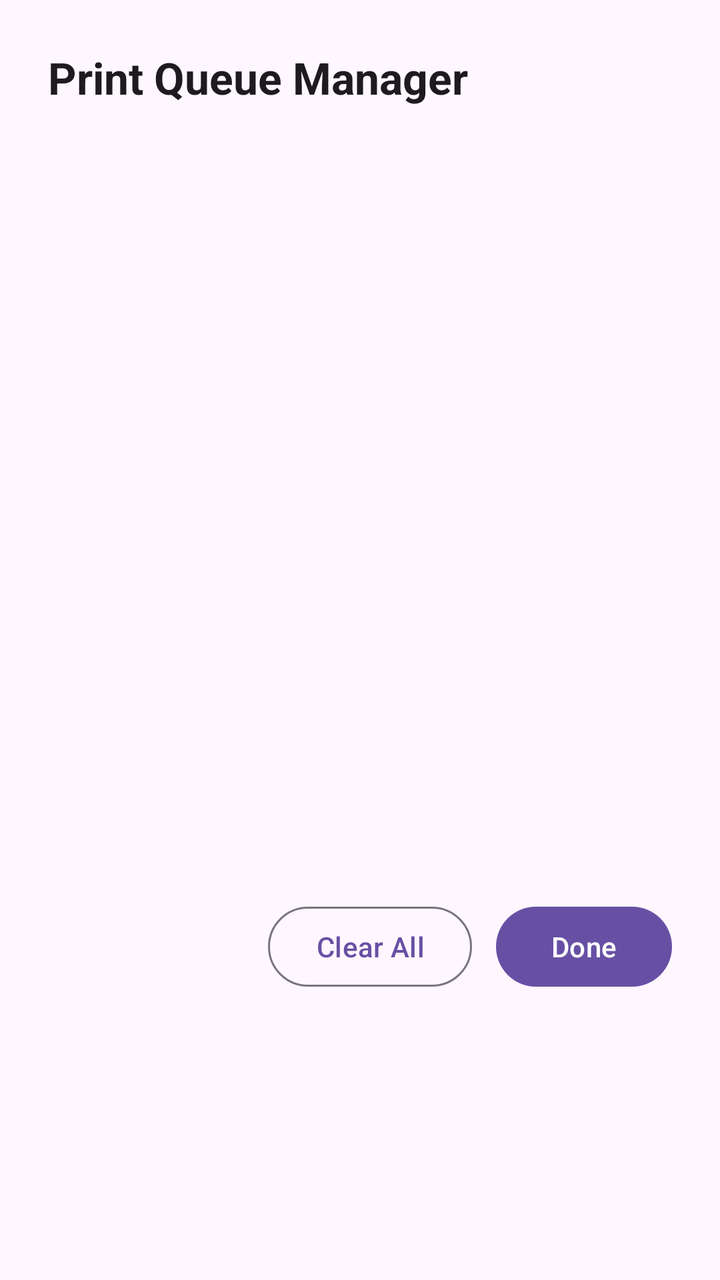
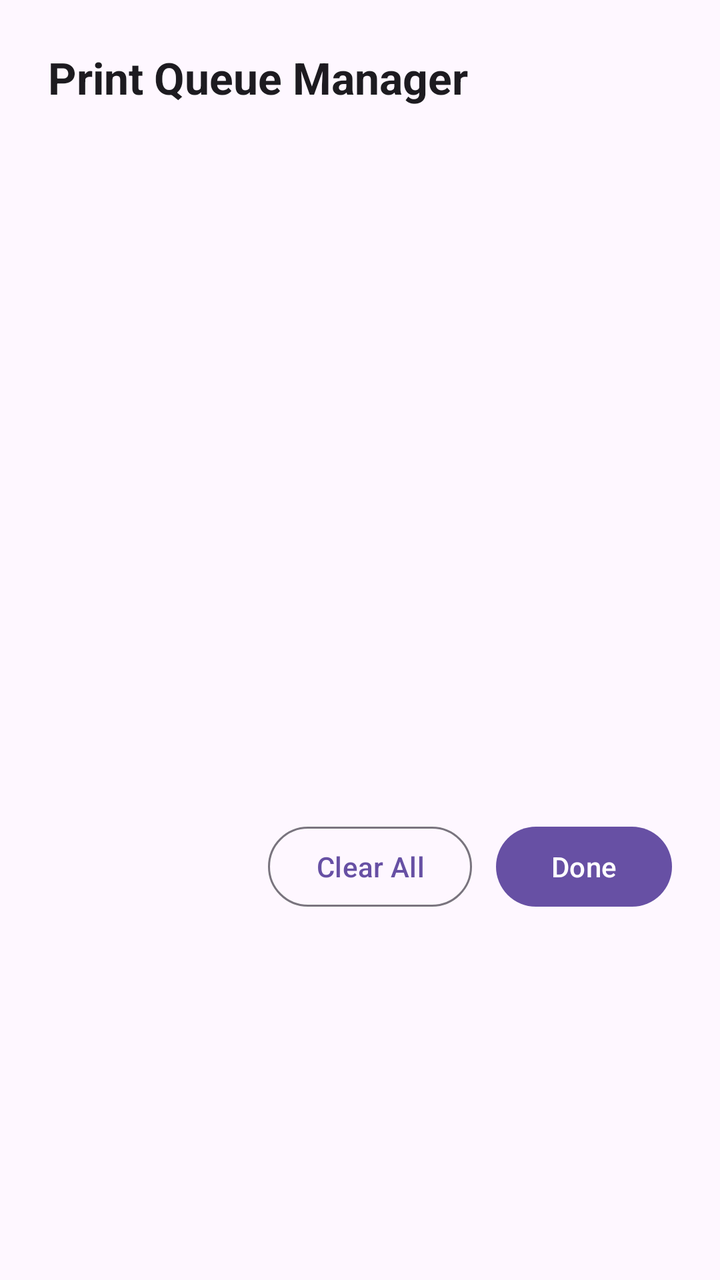

Screens rendered from an Android XML layout before and after an edit, with the pre-edit source and the edit as a unified diff.
<!-- AndroidManifest.xml: application theme Theme.RolloPrint -->
<!-- res/layout/dialog_queue_manager.xml -->
<?xml version="1.0" encoding="utf-8"?>
<LinearLayout xmlns:android="http://schemas.android.com/apk/res/android"
    android:layout_width="match_parent"
    android:layout_height="wrap_content"
    android:orientation="vertical"
    android:padding="24dp"
    android:background="?attr/colorSurface">

    <TextView
        android:layout_width="wrap_content"
        android:layout_height="wrap_content"
        android:text="Print Queue Manager"
        android:textAppearance="?attr/textAppearanceTitleLarge"
        android:textColor="?attr/colorOnSurface"
        android:textStyle="bold"
        android:layout_marginBottom="16dp" />

    <androidx.recyclerview.widget.RecyclerView
        android:id="@+id/rvQueueJobs"
        android:layout_width="match_parent"
        android:layout_height="360dp"
        android:scrollbars="vertical"
        android:clipToPadding="false"
        android:paddingVertical="4dp" />

    <LinearLayout
        android:layout_width="match_parent"
        android:layout_height="wrap_content"
        android:orientation="horizontal"
        android:gravity="end"
        android:layout_marginTop="20dp">

        <com.google.android.material.button.MaterialButton
            android:id="@+id/btnClearAllQueue"
            style="@style/Widget.Material3.Button.OutlinedButton"
            android:layout_width="wrap_content"
            android:layout_height="wrap_content"
            android:text="Clear All"
            android:layout_marginEnd="12dp" />

        <com.google.android.material.button.MaterialButton
            android:id="@+id/btnCloseQueue"
            android:layout_width="wrap_content"
            android:layout_height="wrap_content"
            android:text="@string/done" />
    </LinearLayout>

</LinearLayout>
<!-- resources referenced by this layout -->
<resources>
  <string name="done">Done</string>
  <style name="Theme.RolloPrint" parent="Base.Theme.RolloPrint" />
  <style name="Base.Theme.RolloPrint" parent="Theme.Material3.DayNight.NoActionBar">
          
          <item name="android:windowLayoutInDisplayCutoutMode" tools:targetApi="p">shortEdges</item>
      </style>
</resources>

<!-- the commit's change to res/layout/dialog_queue_manager.xml (unified diff, before → after) -->
@@ -15,10 +15,22 @@
         android:textStyle="bold"
         android:layout_marginBottom="16dp" />
 
+    
+    <TextView
+        android:id="@+id/tvEmptyQueuePlaceholder"
+        android:layout_width="match_parent"
+        android:layout_height="160dp"
+        android:gravity="center"
+        android:text="No pending jobs in print queue"
+        android:textAppearance="?attr/textAppearanceBodyLarge"
+        android:textColor="?attr/colorOnSurfaceVariant"
+        android:visibility="gone" />
+
+    
     <androidx.recyclerview.widget.RecyclerView
         android:id="@+id/rvQueueJobs"
         android:layout_width="match_parent"
-        android:layout_height="360dp"
+        android:layout_height="320dp"
         android:scrollbars="vertical"
         android:clipToPadding="false"
         android:paddingVertical="4dp" />
